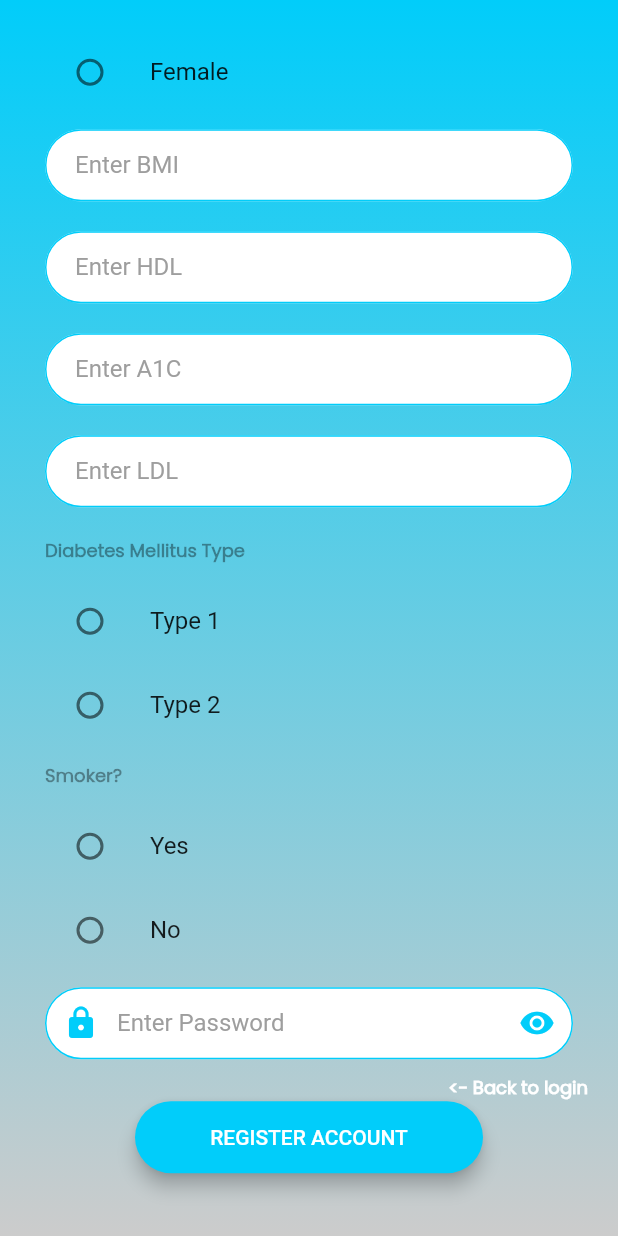
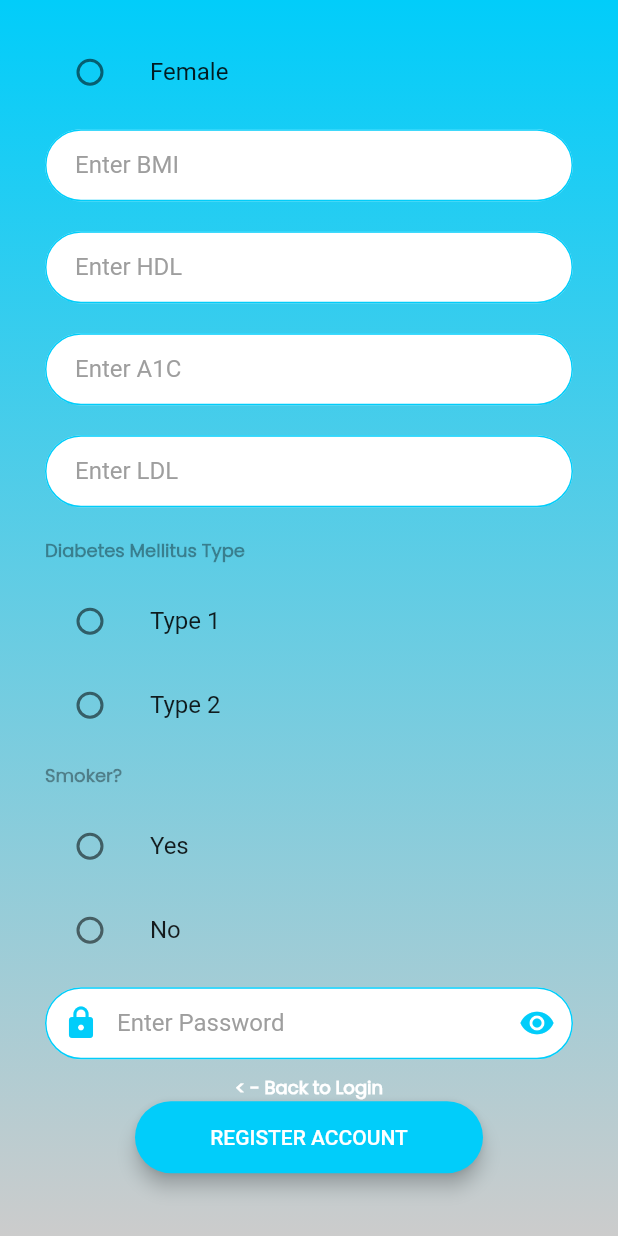
Before and after one commit to Ammar-Raneez/E-Ophthalmologist_UI, a Flutter app: the RegistrationScreen screen opened by its route, scrolled down 576 dp, on a phone screen of 412 x 824 dp. Run offline on Flutter 3.47's test engine with Material 2 defaults, Android fonts, the phone set to English and light mode, and no system bars; our stand-ins replace cached_network_image, cloud_firestore, dio, firebase_auth, firebase_core, firebase_storage and 4 more; accounts and stored records are empty.

Commit message:
refactored registration screen

```diff
--- a/lib/screens/registration_screen.dart
+++ b/lib/screens/registration_screen.dart
@@ -116,35 +116,20 @@ class _RegistrationScreenState extends State<RegistrationScreen> {
                       Container(
                         height: 150,
                       ),
-                      Text(
-                        "Nice to see you here 👋",
-                        textAlign: TextAlign.center,
-                        style: kTextStyle.copyWith(
-                          color: Color(0xffffffff),
-                          fontSize: 20,
-                        ),
-                      ),
+                      _commonLabelText(
+                          title: "Nice to see you here 👋", fontSize: 20.0),
                     ],
                   ),
-                  kTextField(
-                      _usernameController,
-                      (value) => username = value,
-                      "Enter Username",
-                      TextInputType.text),
-                  kTextField(
-                      _emailAddressController,
-                      (value) => email = value,
-                      "Enter Email Address",
-                      TextInputType.emailAddress),
+                  kTextField(_usernameController, (value) => username = value,
+                      "Enter Username", TextInputType.text),
+                  kTextField(_emailAddressController, (value) => email = value,
+                      "Enter Email Address", TextInputType.emailAddress),
                   Padding(
                     padding: const EdgeInsets.all(10.0),
                     child: OutlinedButton(
-                      child: Text(
-                        "Date of Birth: $selectedDate",
-                        style: TextStyle(
-                          color: Color(0xffffffff),
-                        ),
-                      ),
+                      child: _commonLabelText(
+                          title: "Date of Birth: $selectedDate",
+                          fontSize: 14.0),
                       onPressed: () async {
                         await selectDate(context);
                       },
@@ -235,12 +220,8 @@ class _RegistrationScreenState extends State<RegistrationScreen> {
                     onTap: () {
                       Navigator.pop(context);
                     },
-                    child: Text(
-                      "<- Back to login",
-                      textAlign: TextAlign.end,
-                      style: kTextStyle.copyWith(
-                          fontSize: 12, color: Colors.white),
-                    ),
+                    child: _commonLabelText(
+                        title: "< - Back to Login", fontSize: 12.0),
                   ),
                   RoundedButton(
                     onPressed: () async {
@@ -336,4 +317,12 @@ class _RegistrationScreenState extends State<RegistrationScreen> {
       ),
     );
   }
+
+  Text _commonLabelText({@required title, @required fontSize}) {
+    return Text(
+      title,
+      textAlign: TextAlign.center,
+      style: kTextStyle.copyWith(fontSize: fontSize, color: Colors.white),
+    );
+  }
 }
```
